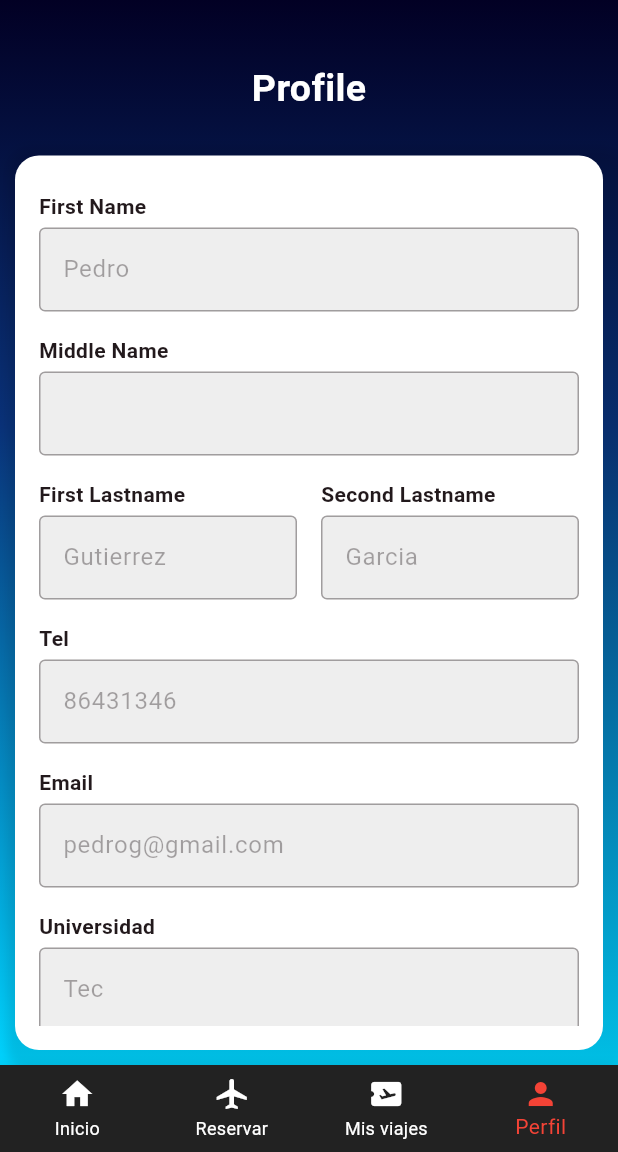
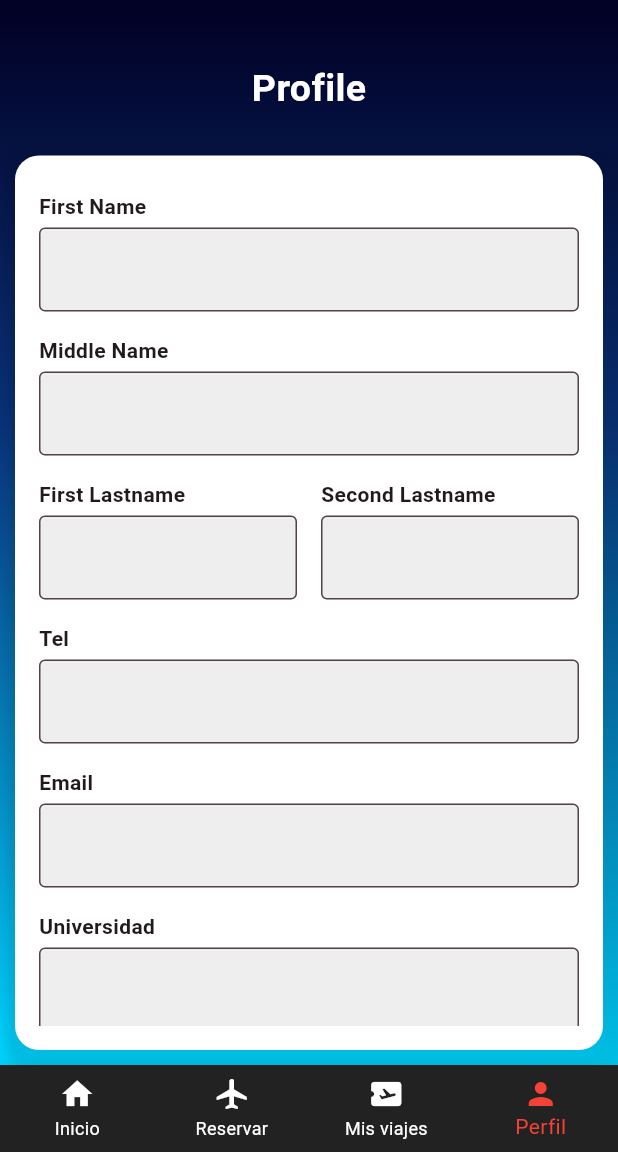
Before and after one commit to Carlos12001/TECAir_Final, a Flutter app: the screen it shows after launch, on a phone screen of 412 x 824 dp, the part 84-1236 px from its top. Run offline on Flutter 3.47's test engine with Material 2 defaults, Android fonts, the phone set to English and light mode, and no system bars; our stand-ins replace carousel_slider, sqflite; missing offline and left inert: dart:ffi; accounts and stored records are empty.

Commit message:
input login form

```diff
--- a/mobile/emiratec/lib/screens/profile.dart
+++ b/mobile/emiratec/lib/screens/profile.dart
@@ -49,12 +49,44 @@ class ProfileState extends State<Profile> {
                 ),
               ),
             ],
-          ))),
+          ),
+        ),
+      ),
     );
   }
 }
 
-class UserInfoBox extends StatelessWidget {
+class UserInfoBox extends StatefulWidget {
+  @override
+  _UserInfoBoxState createState() => _UserInfoBoxState();
+}
+
+class _UserInfoBoxState extends State<UserInfoBox> {
+  final firstNameController = TextEditingController();
+  final middleNameController = TextEditingController();
+  final firstLastNameController = TextEditingController();
+  final secondLastNameController = TextEditingController();
+  final telController = TextEditingController();
+  final emailController = TextEditingController();
+  final universityController = TextEditingController();
+  final studentIDController = TextEditingController();
+  final milesController = TextEditingController();
+
+  @override
+  void dispose() {
+    // Dispose of the controllers when the widget is removed
+    firstNameController.dispose();
+    middleNameController.dispose();
+    firstLastNameController.dispose();
+    secondLastNameController.dispose();
+    telController.dispose();
+    emailController.dispose();
+    universityController.dispose();
+    studentIDController.dispose();
+    milesController.dispose();
+    super.dispose();
+  }
+
   @override
   Widget build(BuildContext context) {
     return Container(
@@ -73,36 +105,55 @@ class UserInfoBox extends StatelessWidget {
       ),
       child: SingleChildScrollView(
         child: Column(
-            mainAxisSize: MainAxisSize.min,
           children: [
-              readOnlyTextField("First Name", "Pedro"),
-              readOnlyTextField("Middle Name", ""),
+            readOnlyTextField("First Name", firstNameController),
+            readOnlyTextField("Middle Name", middleNameController),
             Row(
               children: [
                 Expanded(
-                      child: readOnlyTextField("First Lastname", "Gutierrez")),
+                    child: readOnlyTextField(
+                        "First Lastname", firstLastNameController)),
                 SizedBox(width: 16.0),
                 Expanded(
-                      child: readOnlyTextField("Second Lastname", "Garcia")),
+                    child: readOnlyTextField(
+                        "Second Lastname", secondLastNameController)),
               ],
             ),
-              readOnlyTextField("Tel", "86431346"),
-              readOnlyTextField("Email", "pedrog@gmail.com"),
-              readOnlyTextField("Universidad", "Tec"),
+            readOnlyTextField("Tel", telController),
+            readOnlyTextField("Email", emailController),
+            readOnlyTextField("Universidad", universityController),
             Row(
               children: [
                 Expanded(
-                      child: readOnlyTextField("ID de Estudiante", "123456")),
+                    child: readOnlyTextField(
+                        "ID de Estudiante", studentIDController)),
                 SizedBox(width: 16.0),
-                  Expanded(child: readOnlyTextField("Millas", "580")),
+                Expanded(child: readOnlyTextField("Millas", milesController)),
               ],
             ),
+            ElevatedButton(
+              onPressed: _printValues,
+              child: Text("Print Values"),
+            )
           ],
         ),
-        ));
+      ),
+    );
   }
 
-  Widget readOnlyTextField(String title, String value) {
+  void _printValues() {
+    print("First Name: ${firstNameController.text}");
+    print("Middle Name: ${middleNameController.text}");
+    print("First Lastname: ${firstLastNameController.text}");
+    print("Second Lastname: ${secondLastNameController.text}");
+    print("Tel: ${telController.text}");
+    print("Email: ${emailController.text}");
+    print("Universidad: ${universityController.text}");
+    print("ID de Estudiante: ${studentIDController.text}");
+    print("Millas: ${milesController.text}");
+  }
+
+  Widget readOnlyTextField(String title, TextEditingController controller) {
     return Padding(
       padding: const EdgeInsets.symmetric(vertical: 8.0),
       child: Column(
@@ -111,13 +162,12 @@ class UserInfoBox extends StatelessWidget {
           Text(title, style: TextStyle(fontWeight: FontWeight.bold)),
           SizedBox(height: 4.0),
           TextField(
-            controller: TextEditingController(text: value),
+            controller: controller,
             decoration: InputDecoration(
               filled: true,
               fillColor: Colors.grey[200],
               border: OutlineInputBorder(),
             ),
-            enabled: false, // Makes it read-only
           ),
         ],
       ),
```
Also changed, not shown: 1 other file. Lines whose indentation alone changed are shown as unchanged.
